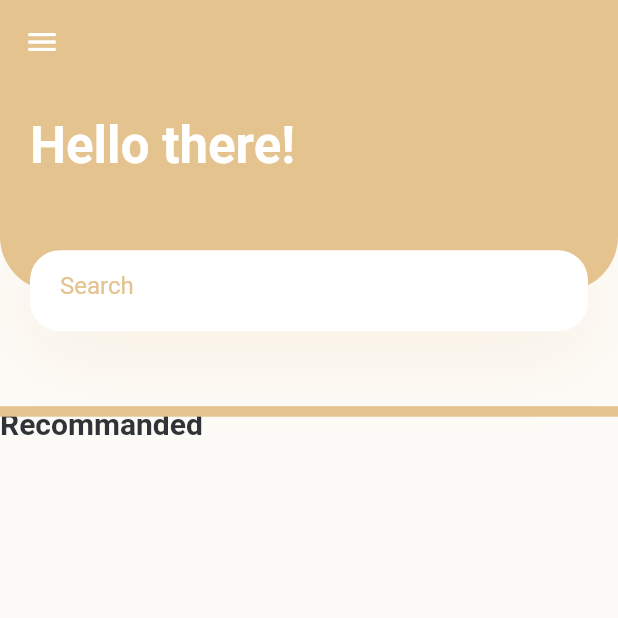
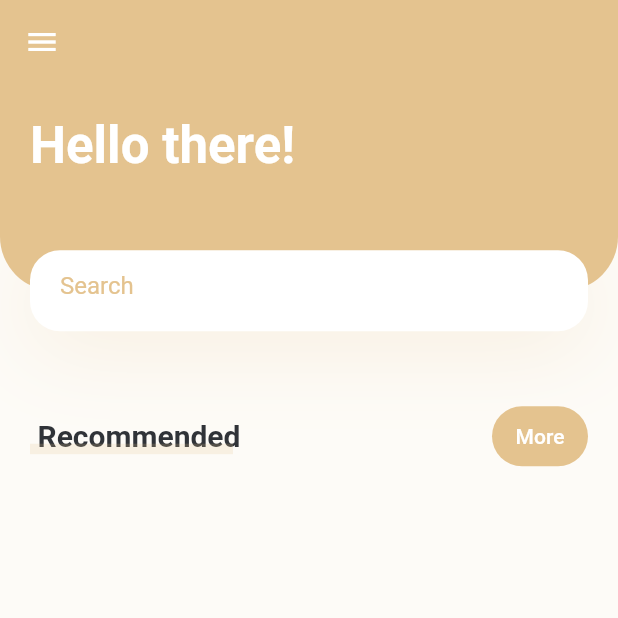
Before and after one commit to Kang-IJ/personal-flutter-project, a Flutter app: the screen it shows after launch, on a phone screen of 412 x 824 dp, the top half of it. Run offline on Flutter 3.47's test engine with Material 2 defaults, Android fonts, the phone set to English and light mode, and no system bars.

Commit message:
feat: create more button separately

```diff
--- a/lib/components/body.dart
+++ b/lib/components/body.dart
@@ -1,6 +1,7 @@
 import 'package:flutter/material.dart';
 import 'package:shopping_mall/components/header_with_searchbox.dart';
 import 'package:shopping_mall/constants.dart';
+import 'package:shopping_mall/components/title_with_more_btn.dart';
 
 class Body extends StatelessWidget {
   @override
@@ -10,21 +11,7 @@ class Body extends StatelessWidget {
       child: Column(
         children: <Widget>[
           HeaderWithSearchBox(size: size),
-          Container(
-            height: 24,
-            child: Stack(
-              children: <Widget>[
-                Text(
-                  'Recommanded',
-                  style: TextStyle(
-                    fontSize: 20,
-                    fontWeight: FontWeight.bold,
-                  ),
-                ),
-                Container(height: 7, color: PrimaryColor),
-              ],
-            ),
-          ),
+          TitleWithMoreBtn(title: 'Recommended', press: () {}),
         ],
       ),
     );
--- /dev/null
+++ b/lib/components/title_with_more_btn.dart
@@ -0,0 +1,87 @@
+import 'package:flutter/material.dart';
+import 'package:shopping_mall/constants.dart';
+
+class TitleWithMoreBtn extends StatelessWidget {
+  const TitleWithMoreBtn({
+    required this.title,
+    required this.press,
+  });
+  final String title;
+  final Function press;
+
+  @override
+  Widget build(BuildContext context) {
+    return Padding(
+      padding: const EdgeInsets.symmetric(horizontal: DefaultPadding),
+      child: Row(
+        children: [
+          TitleWithCustomUnderline(
+            text: title,
+          ),
+          Spacer(),
+          SizedBox(
+            height: 40,
+            child: Stack(
+              children: <Widget>[
+                Positioned.fill(
+                  child: Container(
+                    decoration: BoxDecoration(
+                      color: PrimaryColor,
+                      borderRadius: BorderRadius.circular(20),
+                    ),
+                  ),
+                ),
+                TextButton(
+                  onPressed: () {
+                    press;
+                  },
+                  child: Text(
+                    'More',
+                    style: TextStyle(color: Colors.white),
+                  ),
+                ),
+              ],
+            ),
+          )
+        ],
+      ),
+    );
+  }
+}
+
+class TitleWithCustomUnderline extends StatelessWidget {
+  const TitleWithCustomUnderline({
+    required this.text,
+  });
+
+  final String text;
+
+  @override
+  Widget build(BuildContext context) {
+    return Container(
+      height: 24,
+      child: Stack(
+        children: <Widget>[
+          Padding(
+            padding: const EdgeInsets.only(left: DefaultPadding / 4),
+            child: Text(
+              text,
+              style: TextStyle(
+                fontSize: 20,
+                fontWeight: FontWeight.bold,
+              ),
+            ),
+          ),
+          Positioned(
+              bottom: 0,
+              left: 0,
+              right: 0,
+              child: Container(
+                  margin: EdgeInsets.only(right: DefaultPadding / 4),
+                  height: 7,
+                  color: PrimaryColor.withOpacity(0.2))),
+        ],
+      ),
+    );
+  }
+}
```
